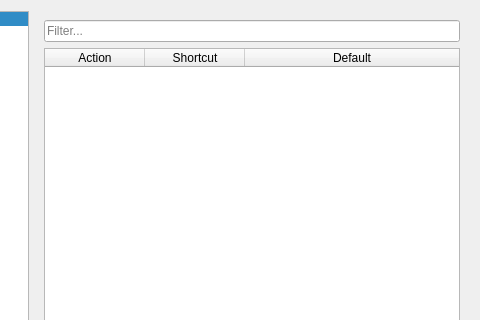
lxqt/pcmanfm-qt, file pcmanfm/preferences.ui: the form before one commit; both pictures show x 205 to 685 and y 0 to 320 of the 685 by 558 pixel window.
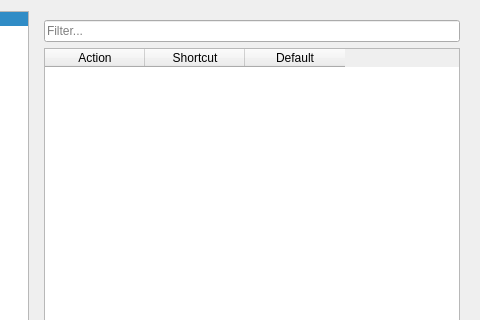
The form after the commit. The open tabs and pages were chosen to show the change.

Commit message:
Elide long action names in the shortcut editor
Stretch the Action column and elide its long texts in the middle, with
the full text as tooltip, instead of showing a horizontal scrollbar.

Diff of the .ui file:
```diff
--- a/pcmanfm/preferences.ui
+++ b/pcmanfm/preferences.ui
@@ -1057,9 +1057,6 @@
            <property name="sortingEnabled">
             <bool>true</bool>
            </property>
-           <attribute name="horizontalHeaderStretchLastSection">
-            <bool>true</bool>
-           </attribute>
            <attribute name="verticalHeaderVisible">
             <bool>false</bool>
            </attribute>
```
The commit also changes 1 other file.
